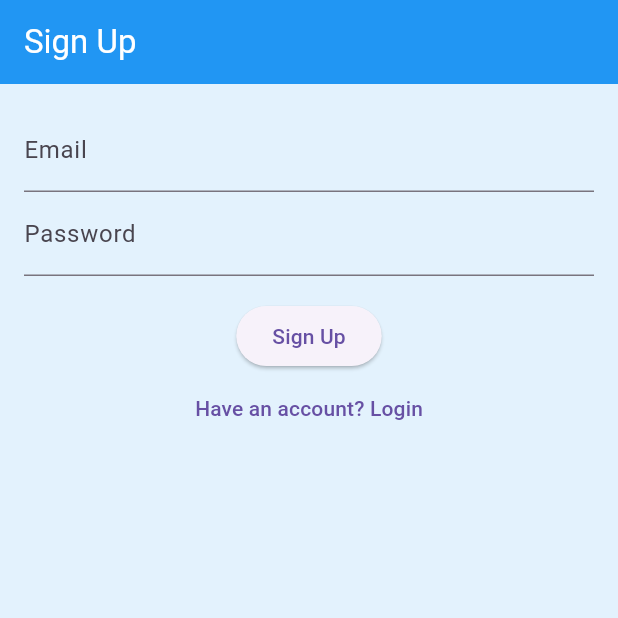
After one commit to dllCorDe/family_todo, a Flutter app: the screen it shows after launch, after a tap on "Login", after a tap on "Need an account? Sign Up", on a phone screen of 412 x 824 dp, the top half of it. The commit adds this screen. Run offline on Flutter 3.47's test engine with Material 3 defaults, Android fonts, the phone set to English and light mode, and no system bars; our stand-ins replace firebase_auth, firebase_core, shared_preferences; accounts and stored records are empty; network calls fail.

Commit message:
Fixed AuthScreen import issue and added authentication screen

```diff
--- /dev/null
+++ b/lib/auth_screen.dart
@@ -0,0 +1,89 @@
+import 'package:flutter/material.dart';
+import 'package:firebase_auth/firebase_auth.dart';
+
+class AuthScreen extends StatefulWidget {
+  const AuthScreen({super.key});
+
+  @override
+  State<AuthScreen> createState() => _AuthScreenState();
+}
+
+class _AuthScreenState extends State<AuthScreen> {
+  final _emailController = TextEditingController();
+  final _passwordController = TextEditingController();
+  final _auth = FirebaseAuth.instance;
+  bool _isLogin = true;
+  String? _errorMessage;
+
+  Future<void> _submit() async {
+    try {
+      if (_isLogin) {
+        await _auth.signInWithEmailAndPassword(
+          email: _emailController.text.trim(),
+          password: _passwordController.text.trim(),
+        );
+      } else {
+        await _auth.createUserWithEmailAndPassword(
+          email: _emailController.text.trim(),
+          password: _passwordController.text.trim(),
+        );
+      }
+    } catch (e) {
+      setState(() {
+        _errorMessage = e.toString();
+      });
+    }
+  }
+
+  @override
+  Widget build(BuildContext context) {
+    return Scaffold(
+      appBar: AppBar(title: Text(_isLogin ? 'Login' : 'Sign Up')),
+      body: Padding(
+        padding: const EdgeInsets.all(16.0),
+        child: Column(
+          children: [
+            TextField(
+              controller: _emailController,
+              decoration: const InputDecoration(labelText: 'Email'),
+              keyboardType: TextInputType.emailAddress,
+            ),
+            TextField(
+              controller: _passwordController,
+              decoration: const InputDecoration(labelText: 'Password'),
+              obscureText: true,
+            ),
+            const SizedBox(height: 16),
+            if (_errorMessage != null)
+              Text(
+                _errorMessage!,
+                style: const TextStyle(color: Colors.red),
+              ),
+            ElevatedButton(
+              onPressed: _submit,
+              child: Text(_isLogin ? 'Login' : 'Sign Up'),
+            ),
+            TextButton(
+              onPressed: () {
+                setState(() {
+                  _isLogin = !_isLogin;
+                  _errorMessage = null;
+                });
+              },
+              child: Text(_isLogin
+                  ? 'Need an account? Sign Up'
+                  : 'Have an account? Login'),
+            ),
+          ],
+        ),
+      ),
+    );
+  }
+
+  @override
+  void dispose() {
+    _emailController.dispose();
+    _passwordController.dispose();
+    super.dispose();
+  }
+}
--- a/lib/main.dart
+++ b/lib/main.dart
@@ -1,9 +1,11 @@
 import 'package:flutter/material.dart';
 import 'package:firebase_core/firebase_core.dart';
+import 'package:firebase_auth/firebase_auth.dart';
 import 'package:shared_preferences/shared_preferences.dart';
-import 'firebase_options.dart'; // Import the generated file
+import 'firebase_options.dart';
 import 'task.dart';
 import 'shopping_list.dart';
+import 'auth_screen.dart';
 
 void main() async {
   WidgetsFlutterBinding.ensureInitialized();
@@ -29,7 +31,18 @@ class FamilyToDoApp extends StatelessWidget {
           foregroundColor: Colors.white,
         ),
       ),
-      home: const ToDoHomePage(),
+      home: StreamBuilder<User?>(
+        stream: FirebaseAuth.instance.authStateChanges(),
+        builder: (context, snapshot) {
+          if (snapshot.connectionState == ConnectionState.waiting) {
+            return const Center(child: CircularProgressIndicator());
+          }
+          if (snapshot.hasData) {
+            return const ToDoHomePage();
+          }
+          return const AuthScreen();
+        },
+      ),
     );
   }
 }
@@ -172,6 +185,13 @@ class _ToDoHomePageState extends State<ToDoHomePage> {
             },
             tooltip: 'Go to Shopping List',
           ),
+          IconButton(
+            icon: const Icon(Icons.logout),
+            onPressed: () async {
+              await FirebaseAuth.instance.signOut();
+            },
+            tooltip: 'Logout',
+          ),
         ],
       ),
       body: _tasks.isEmpty
```
